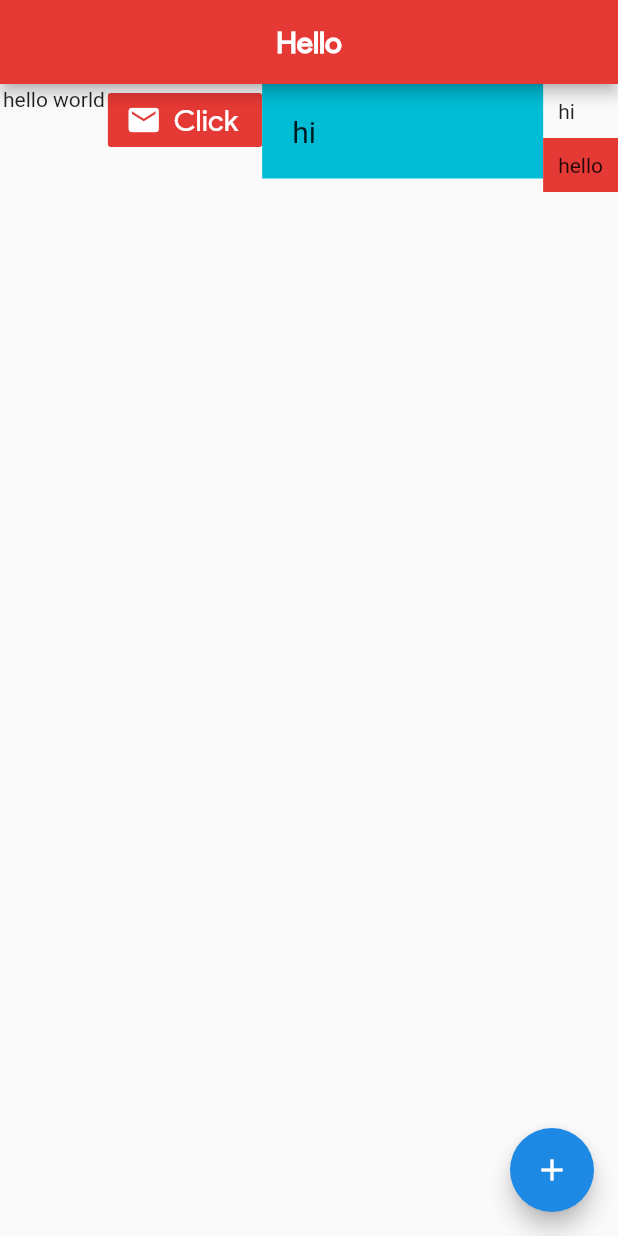
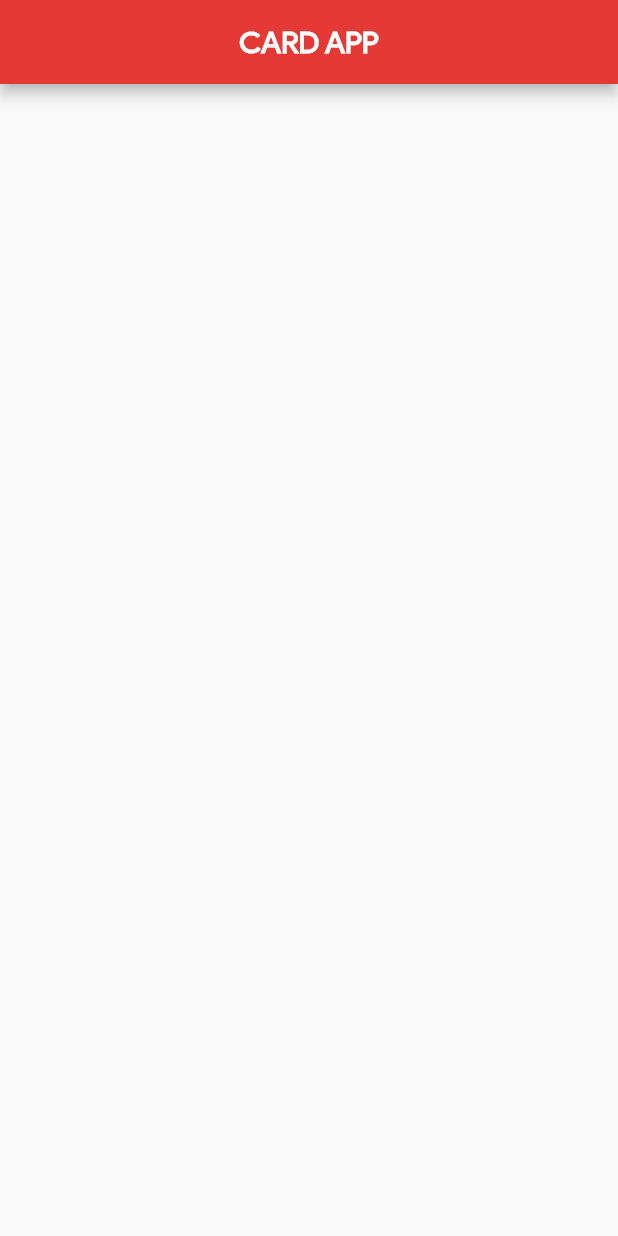
Before and after one commit to imnithish/myapp, a Flutter app: the screen it shows after launch, on a phone screen of 412 x 824 dp. Run offline on Flutter 3.47's test engine with Material 2 defaults, Android fonts, the phone set to English and light mode, and no system bars.

Commit message:
card app

```diff
--- a/lib/main.dart
+++ b/lib/main.dart
@@ -1,15 +1,15 @@
 import 'package:flutter/cupertino.dart';
 import 'package:flutter/material.dart';
 
-void main() => runApp(MaterialApp(home: Home()));
+void main() => runApp(MaterialApp(home: Card()));
 
-class Home extends StatelessWidget {
+class Card extends StatelessWidget {
   @override
   Widget build(BuildContext context) {
     return Scaffold(
       appBar: AppBar(
         title: Text(
-          "Hello",
+          "CARD APP",
           style: TextStyle(
               fontFamily: 'ProductSans',
               fontWeight: FontWeight.bold,
@@ -18,63 +18,7 @@ class Home extends StatelessWidget {
         centerTitle: true,
         backgroundColor: Colors.red[600],
       ),
-      body: Row(
-        mainAxisAlignment: MainAxisAlignment.start,
-        crossAxisAlignment: CrossAxisAlignment.start,
-        children: <Widget>[
-          Container(
-            margin: EdgeInsets.fromLTRB(0, 0, 0, 0),
-            child: Padding(
-              padding: const EdgeInsets.all(2.0),
-              child: Text("hello world"),
-            ),
-          ),
-          FlatButton.icon(
-            onPressed: () {},
-            color: Colors.red[600],
-            icon: Icon(
-              Icons.mail,
-              color: Colors.white,
-            ),
-            label: Text('Click',
-                style: TextStyle(
-                    color: Colors.white,
-                    fontFamily: 'ProductSans',
-                    fontSize: 20)),
-          ),
-          Expanded(
-            flex: 5,
-            child: Container(
-              color: Colors.cyan,
-              padding: EdgeInsets.all(20),
-              child: Text(
-                'hi',
-                style: TextStyle(fontSize: 20),
-              ),
-            ),
-          ),
-          Column(
-            mainAxisAlignment: MainAxisAlignment.start,
-            crossAxisAlignment: CrossAxisAlignment.start,
-            children: <Widget>[
-              Container(
-                padding: EdgeInsets.all(10),
-                child: Text('hi'),
-              ),
-              Container(
-                padding: EdgeInsets.all(10),
-                child: Text('hello'),
-                color: Colors.red[600],
-              )
-            ],
-          ),
-        ],
-      ),
-      floatingActionButton: FloatingActionButton(
-        onPressed: () {},
-        child: Icon(Icons.add),
-        backgroundColor: Colors.blue[600],
-      ),
+
     );
   }
 }
```
